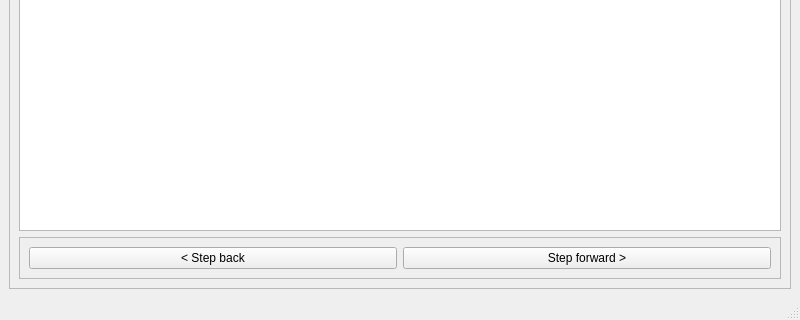
Above: ui/step_through_query_window.ui from usc-psychsim/psychsim-eval-gui before the change; both pictures show x 0 to 800 and y 280 to 600 of the 800 by 600 pixel window. Below: the same form after it.
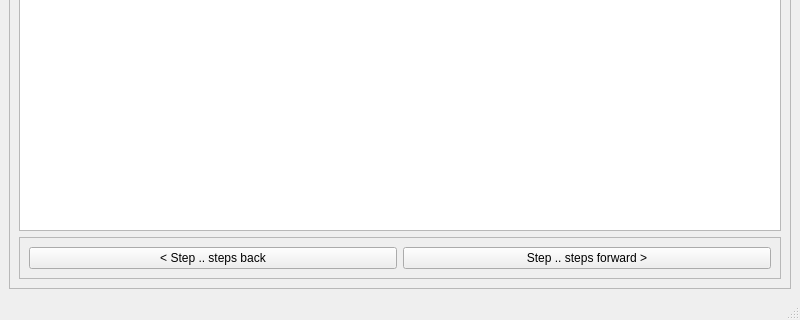
That is the form after the change.

Commit message: Fix stepping through dataframes

Diff of the .ui file:
```diff
--- a/ui/step_through_query_window.ui
+++ b/ui/step_through_query_window.ui
@@ -90,14 +90,14 @@
           <item>
            <widget class="QPushButton" name="step_back_button">
             <property name="text">
-             <string>&lt; Step back</string>
+             <string>&lt; Step .. steps back</string>
             </property>
            </widget>
           </item>
           <item>
            <widget class="QPushButton" name="step_forward_button">
             <property name="text">
-             <string>Step forward &gt;</string>
+             <string>Step .. steps forward &gt;</string>
             </property>
            </widget>
           </item>
```
The commit also changes 1 other file.
